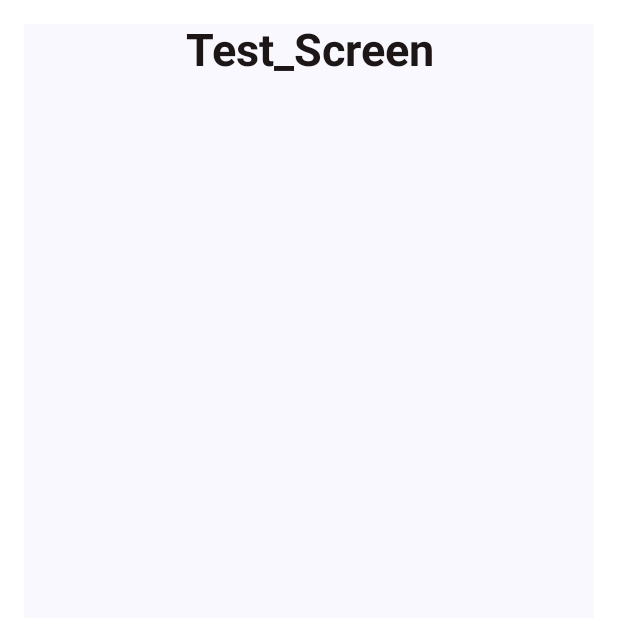
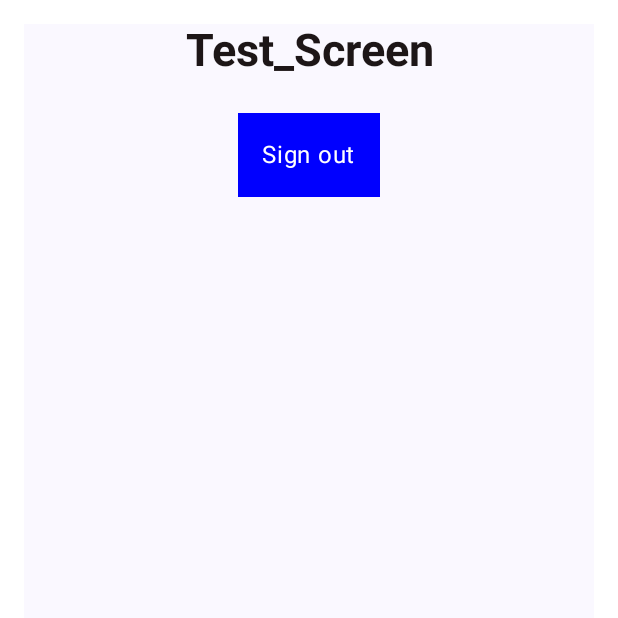
Before and after one commit to aditya29mishra/MahaKumbhApp, an Android app built with Jetpack Compose: the AuthTestScreen screen opened through its navigation route, on a phone screen of 412 x 824 dp, the top half of it. Run offline under Robolectric (Android 15) with nearby library versions, the phone set to English and light mode, and no system bars.

```diff
--- a/app/build.gradle.kts
+++ b/app/build.gradle.kts
@@ -1,6 +1,7 @@
 plugins {
     alias(libs.plugins.androidApplication)
     alias(libs.plugins.jetbrainsKotlinAndroid)
+    id("com.google.gms.google-services")
 
 }
 
@@ -63,8 +64,7 @@ dependencies {
     implementation(libs.androidx.material.icons.extended)
     implementation ("androidx.navigation:navigation-compose:2.7.7")
     implementation ("com.amplifyframework:aws-auth-cognito:2.14.11")
-
-
+    implementation(libs.firebase.auth)
 
     testImplementation(libs.junit)
     androidTestImplementation(libs.androidx.junit)
--- a/app/src/main/java/com/scarry/makakumbha/screens/AuthTestScreen.kt
+++ b/app/src/main/java/com/scarry/makakumbha/screens/AuthTestScreen.kt
@@ -1,10 +1,16 @@
 package com.scarry.makakumbha.screens
 
 import androidx.compose.foundation.background
+import androidx.compose.foundation.clickable
+import androidx.compose.foundation.layout.Column
+import androidx.compose.foundation.layout.Spacer
 import androidx.compose.foundation.layout.fillMaxSize
+import androidx.compose.foundation.layout.height
 import androidx.compose.foundation.layout.padding
 import androidx.compose.material3.Surface
+import androidx.compose.material3.Text
 import androidx.compose.runtime.Composable
+import androidx.compose.ui.Alignment
 import androidx.compose.ui.Modifier
 import androidx.compose.ui.graphics.Color
 import androidx.compose.ui.res.stringResource
@@ -23,9 +29,30 @@ fun AuthTestScreen(navController: NavController) {
             .fillMaxSize()
             .background(color = Color.White)
             .padding(16.dp)
-    ) {
-        HeadingTextComponent(value = stringResource(id = R.string.Test_Screen))
+    ){
+        Column(
+            horizontalAlignment = Alignment.CenterHorizontally
+        ){
+            HeadingTextComponent(value = stringResource(id = R.string.Test_Screen))
+            Spacer(modifier = Modifier.height(16.dp))
+            SignOutButton(onClick = {
+                // Handle sign out logic here
+
+            })
+        }
     }
+}
+@Composable
+fun SignOutButton(onClick: () -> Unit) {
+    Text(
+        text = "Sign out",
+        modifier = Modifier
+            .padding(8.dp)
+            .background(color = Color.Blue)
+            .clickable(onClick = onClick)
+            .padding(16.dp),
+        color = Color.White
+    )
 }
 @Preview
 @Composable
--- a/build.gradle.kts
+++ b/build.gradle.kts
@@ -1,3 +1,8 @@
+buildscript {
+    dependencies {
+        classpath(libs.google.services)
+    }
+}
 // Top-level build file where you can add configuration options common to all sub-projects/modules.
 plugins {
     alias(libs.plugins.androidApplication) apply false
--- a/gradle/libs.versions.toml
+++ b/gradle/libs.versions.toml
@@ -9,6 +9,8 @@ lifecycleRuntimeKtx = "2.7.0"
 activityCompose = "1.8.2"
 composeBom = "2023.08.00"
 materialIconsExtended = "1.6.5"
+googleServices = "4.4.1"
+firebaseAuth = "22.3.1"
 
 [libraries]
 androidx-core-ktx = { group = "androidx.core", name = "core-ktx", version.ref = "coreKtx" }
@@ -26,6 +28,8 @@ androidx-ui-tooling-preview = { group = "androidx.compose.ui", name = "ui-toolin
 androidx-ui-test-manifest = { group = "androidx.compose.ui", name = "ui-test-manifest" }
 androidx-ui-test-junit4 = { group = "androidx.compose.ui", name = "ui-test-junit4" }
 androidx-material3 = { group = "androidx.compose.material3", name = "material3" }
+google-services = { group = "com.google.gms", name = "google-services", version.ref = "googleServices" }
+firebase-auth = { group = "com.google.firebase", name = "firebase-auth", version.ref = "firebaseAuth" }
 
 [plugins]
 androidApplication = { id = "com.android.application", version.ref = "agp" }
```
Also changed, not shown: 1 other file.
